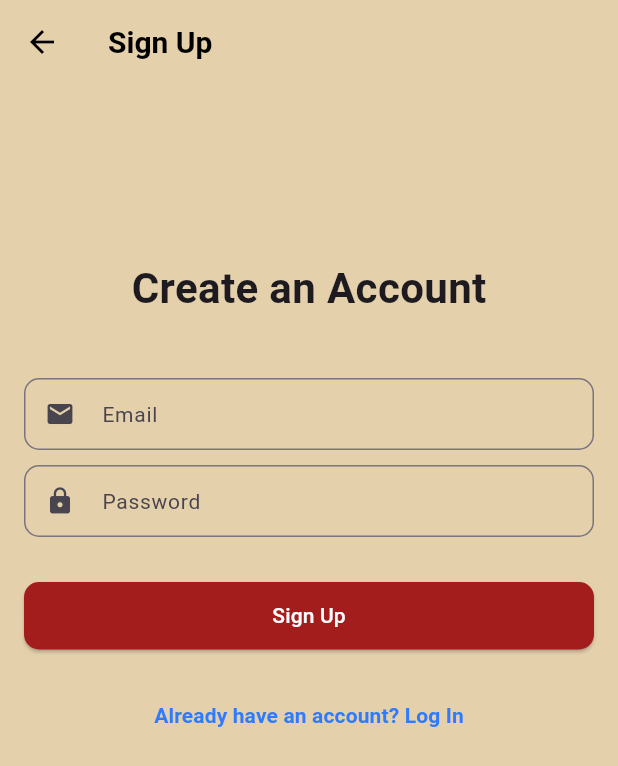
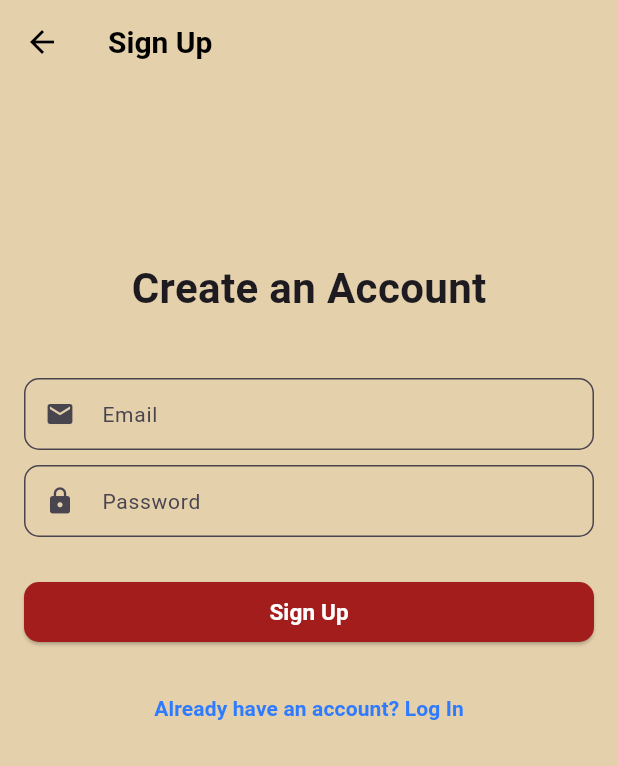
Before and after one commit to Dafxynt/projectfirebase, a Flutter app: the LoginScreen screen opened by its route, after a tap on an icon or button, on a phone screen of 412 x 824 dp. Shown: the top 766 px of the screen. Run offline on Flutter 3.47's test engine with Material 3 defaults, Android fonts, the phone set to English and light mode, and no system bars; our stand-ins replace cloud_firestore, firebase_auth, firebase_core, firebase_messaging, flutter_local_notifications, get and 2 more; accounts and stored records are empty; network calls fail.

Commit message:
Feat:[FA] Reusable Component
bug fixed, clean code, and reusable

```diff
--- a/lib/binding/signup_binding.dart
+++ b/lib/binding/signup_binding.dart
@@ -1,5 +1,5 @@
+import 'package:flutter_google_signin/controllers/signup_controller.dart';
 import 'package:get/get.dart';
-import '../controllers/signup_controller.dart';
 
   class SignupBinding extends Bindings {
     @override
--- a/lib/controllers/signup_controller.dart
+++ b/lib/controllers/signup_controller.dart
@@ -9,7 +9,7 @@ class SignupController extends GetxController {
     try {
       await _auth.createUserWithEmailAndPassword(
           email: email, password: password);
-      Get.offAllNamed('/login');  // Ganti ke '/login' untuk pindah ke halaman login
+      Get.offAllNamed('/login');
     } catch (e) {
       print('Error: $e');
     }
--- a/lib/screens/login_screen.dart
+++ b/lib/screens/login_screen.dart
@@ -4,6 +4,8 @@ import '../controllers/login_controller.dart';
 import '../auth/google_sign_in.dart';
 import 'package:firebase_auth/firebase_auth.dart';
 import '../service/notifservice.dart'; // Add import for NotificationService
+import '../widgets/custom_text_field.dart';
+import '../widgets/custom_button.dart';
 
 class LoginScreen extends StatelessWidget {
   final LoginController _loginController = Get.find<LoginController>();
@@ -13,9 +15,7 @@ class LoginScreen extends StatelessWidget {
 
   void _onLoginSuccess() {
     NotificationService.showNotificationFromStrings(
-        "Login Success",
-        "You have successfully logged in!"
-    );
+        "Login Success", "You have successfully logged in!");
     Get.offNamed('/home'); // Navigate to home screen
   }
 
@@ -40,55 +40,23 @@ class LoginScreen extends StatelessWidget {
                 style: TextStyle(fontSize: 28, fontWeight: FontWeight.bold),
               ),
               SizedBox(height: 40),
-              TextField(
+              CustomTextField(
                 controller: _emailController,
-                decoration: InputDecoration(
                 labelText: 'Email',
-                  labelStyle: TextStyle(fontSize: 14),
-                  border: OutlineInputBorder(
-                    borderRadius: BorderRadius.circular(10),
-                    borderSide: BorderSide(width: 1),
-                  ),
-                  prefixIcon: Icon(Icons.email),
-                  fillColor: Color.fromARGB(255, 229, 208, 172),
-                  filled: true,
-                  contentPadding: EdgeInsets.symmetric(vertical: 8, horizontal: 10),
-                  isDense: true,
-                ),
+                prefixIcon: Icons.email,
                 keyboardType: TextInputType.emailAddress,
               ),
               SizedBox(height: 10),
-              TextField(
+              CustomTextField(
                 controller: _passwordController,
-                decoration: InputDecoration(
                 labelText: 'Password',
-                  labelStyle: TextStyle(fontSize: 14),
-                  border: OutlineInputBorder(
-                    borderRadius: BorderRadius.circular(10),
-                    borderSide: BorderSide(width: 1),
-                  ),
-                  prefixIcon: Icon(Icons.lock),
-                  fillColor: Color.fromARGB(255, 229, 208, 172),
-                  filled: true,
-                  contentPadding: EdgeInsets.symmetric(vertical: 8, horizontal: 10),
-                  isDense: true,
-                ),
-                obscureText: true,
+                prefixIcon: Icons.lock,
+                isPassword: true,
               ),
               SizedBox(height: 20),
-              SizedBox(
-                width: double.infinity,
-                height: 40,
-                child: Obx(() => _loginController.isLoading.value
-                    ? Center(child: CircularProgressIndicator())
-                    : ElevatedButton(
-                  style: ElevatedButton.styleFrom(
-                    backgroundColor: Color.fromARGB(255, 163, 29, 29),
-                    foregroundColor: Colors.white,
-                    shape: RoundedRectangleBorder(
-                      borderRadius: BorderRadius.circular(10),
-                    ),
-                  ),
+              Obx(() => CustomButton(
+                    text: 'Login',
+                    isLoading: _loginController.isLoading.value,
                     onPressed: () {
                       _loginController.isLoading.value = true;
                       _loginController
@@ -100,7 +68,7 @@ class LoginScreen extends StatelessWidget {
                         _loginController.isLoading.value = false;
 
                         if (success) {
-                        _onLoginSuccess();  // Call if login is successful
+                          _onLoginSuccess(); // Call if login is successful
                         } else {
                           NotificationService.showNotificationFromStrings(
                             "Login Failed",
@@ -126,17 +94,7 @@ class LoginScreen extends StatelessWidget {
                         );
                       });
                     },
-
-                  child: Text(
-                    'Login',
-                    style: TextStyle(
-                      fontFamily: 'Roboto',
-                      fontSize: 15,
-                      fontWeight: FontWeight.bold,
-                    ),
-                  ),
                   )),
-              ),
               SizedBox(height: 20),
               Row(
                 children: <Widget>[
@@ -155,31 +113,13 @@ class LoginScreen extends StatelessWidget {
                 ],
               ),
               SizedBox(height: 10),
-              SizedBox(
-                width: double.infinity,
-                height: 40,
-                child: Obx(() => _loginController.isLoading.value
-                    ? Center(child: CircularProgressIndicator())
-                    : ElevatedButton.icon(
+              Obx(() => CustomButton(
+                    text: 'Sign In with Google',
+                    isLoading: _loginController.isLoading.value,
                     icon: Image.asset(
-                    'assets/google.png', // Replace with your local image path
+                      'assets/google.png',
                       width: 24,
                       height: 24,
-                  ),
-                  label: Text(
-                    'Sign In with Google',
-                    style: TextStyle(
-                      fontFamily: 'Roboto',
-                      fontSize: 15,
-                      fontWeight: FontWeight.bold,
-                    ),
-                  ),
-                  style: ElevatedButton.styleFrom(
-                    backgroundColor: Color.fromARGB(255, 163, 29, 29),
-                    foregroundColor: Colors.white,
-                    shape: RoundedRectangleBorder(
-                      borderRadius: BorderRadius.circular(10),
-                    ),
                     ),
                     onPressed: () {
                       _loginController.isLoading.value = true;
@@ -204,7 +144,6 @@ class LoginScreen extends StatelessWidget {
                       });
                     },
                   )),
-              ),
               SizedBox(height: 10),
               TextButton(
                 onPressed: () {
--- a/lib/screens/profile_screen.dart
+++ b/lib/screens/profile_screen.dart
@@ -1,20 +1,26 @@
 import 'package:flutter/material.dart';
 import 'package:firebase_auth/firebase_auth.dart';
 import 'package:get/get.dart';
-import 'package:flutter_google_signin/controllers/logout_controller.dart'; // Import controller yang sudah dibuat
-import 'login_screen.dart'; // Halaman Login
+import '../controllers/logout_controller.dart';
+import '../widgets/custom_button.dart';
+import 'login_screen.dart';
 
 class ProfileScreen extends StatelessWidget {
   @override
   Widget build(BuildContext context) {
-    // Mendapatkan controller dengan GetX
     final LogoutController logoutController = Get.find<LogoutController>();
-
     User? user = FirebaseAuth.instance.currentUser;
 
     return Scaffold(
       backgroundColor: Colors.white,
+      appBar: AppBar(
+        title: Text('Profile'),
+        backgroundColor: Color.fromARGB(255, 229, 208, 172),
+        elevation: 0,
+      ),
       body: Center(
+        child: Padding(
+          padding: const EdgeInsets.all(16.0),
           child: Column(
             mainAxisAlignment: MainAxisAlignment.center,
             children: [
@@ -27,27 +33,34 @@ class ProfileScreen extends StatelessWidget {
               SizedBox(height: 16),
               Text(
                 user?.displayName ?? "Nama Pengguna",
-              style: TextStyle(fontSize: 22, fontWeight: FontWeight.bold),
+                style: TextStyle(
+                  fontSize: 22,
+                  fontWeight: FontWeight.bold,
+                  fontFamily: 'Roboto',
+                ),
               ),
               SizedBox(height: 8),
               Text(
                 user?.email ?? "email@example.com",
-              style: TextStyle(fontSize: 16, color: Colors.grey),
+                style: TextStyle(
+                  fontSize: 16,
+                  color: Colors.grey,
+                  fontFamily: 'Roboto',
                 ),
-            SizedBox(height: 20),
-            ElevatedButton(
+              ),
+              SizedBox(height: 32),
+              CustomButton(
+                text: "Logout",
                 onPressed: () async {
-                // Memanggil method logout dari controller
                   await logoutController.logout();
-                // Arahkan ke halaman Login setelah logout
-                Get.offAll(() => LoginScreen());  // Get.offAll untuk mengganti halaman secara permanen
+                  Get.offAll(() => LoginScreen());
                 },
-              style: ElevatedButton.styleFrom(
                 backgroundColor: Colors.red,
-              ),
-              child: Text("Logout", style: TextStyle(color: Colors.white)),
+                width: 200,
+                height: 45,
               ),
             ],
+          ),
         ),
       ),
     );
--- a/lib/screens/signup_screen.dart
+++ b/lib/screens/signup_screen.dart
@@ -1,7 +1,9 @@
 import 'package:flutter/material.dart';
+import 'package:flutter_google_signin/controllers/signup_controller.dart';
 import 'package:get/get.dart';
-import '../controllers/signup_controller.dart';
-import '../service/notifservice.dart';  // Pastikan import NotificationService
+import '../service/notifservice.dart'; // Pastikan import NotificationService
+import '../widgets/custom_text_field.dart';
+import '../widgets/custom_button.dart';
 
 class SignupScreen extends StatelessWidget {
   final SignupController _signupController = Get.find<SignupController>();
@@ -11,8 +13,8 @@ class SignupScreen extends StatelessWidget {
   void _onSignupSuccess() {
     // Memanggil NotificationService dan melewatkan title dan body sebagai string
     NotificationService.showNotificationFromStrings(
-        'Sign Up Success',  // Title
-        'You have successfully signed up!'  // Body
+        'Sign Up Success', // Title
+        'You have successfully signed up!' // Body
         );
     Get.offNamed('/login'); // Pindah ke halaman login setelah berhasil
   }
@@ -66,72 +68,32 @@ class SignupScreen extends StatelessWidget {
                 style: TextStyle(fontSize: 28, fontWeight: FontWeight.bold),
               ),
               SizedBox(height: 40),
-              TextField(
+              CustomTextField(
                 controller: _emailController,
-                decoration: InputDecoration(
                 labelText: 'Email',
-                  labelStyle: TextStyle(fontSize: 14),
-                  border: OutlineInputBorder(
-                    borderRadius: BorderRadius.circular(10),
-                  ),
-                  prefixIcon: Icon(
-                    Icons.email,
-                    size: 20,
-                  ),
-                  contentPadding: EdgeInsets.symmetric(
-                    vertical: 8,
-                    horizontal: 10,
-                  ),
-                ),
+                prefixIcon: Icons.email,
                 keyboardType: TextInputType.emailAddress,
-                style: TextStyle(fontSize: 14),
               ),
               SizedBox(height: 10),
-              TextField(
+              CustomTextField(
                 controller: _passwordController,
-                decoration: InputDecoration(
                 labelText: 'Password',
-                  labelStyle: TextStyle(fontSize: 14),
-                  border: OutlineInputBorder(
-                    borderRadius: BorderRadius.circular(10),
-                  ),
-                  prefixIcon: Icon(
-                    Icons.lock,
-                    size: 20,
-                  ),
-                  contentPadding: EdgeInsets.symmetric(
-                    vertical: 8,
-                    horizontal: 10,
-                  ),
-                ),
-                obscureText: true,
-                style: TextStyle(fontSize: 14),
+                prefixIcon: Icons.lock,
+                isPassword: true,
               ),
               SizedBox(height: 30),
-              SizedBox(
-                width: double.infinity,
-                height: 45,
-                child: ElevatedButton(
-                  style: ElevatedButton.styleFrom(
-                    backgroundColor: Color.fromARGB(255, 163, 29, 29),
-                    foregroundColor: Colors.white,
-                    shape: RoundedRectangleBorder(
-                      borderRadius: BorderRadius.circular(10),
-                    ),
-                  ),
+              CustomButton(
+                text: 'Sign Up',
                 onPressed: () async {
                   if (_validateInputs()) {
                     try {
-                        // Lakukan signup dan tunggu proses selesai
                       await _signupController.createUserWithEmailAndPassword(
                         _emailController.text,
                         _passwordController.text,
                       );
 
-                        // Jika signup berhasil, tampilkan notifikasi dan arahkan ke halaman login
                       _onSignupSuccess();
                     } catch (error) {
-                        // Jika ada error, tampilkan snackbar error
                       Get.snackbar(
                         'Error',
                         'Failed to sign up. Please try again.',
@@ -140,8 +102,6 @@ class SignupScreen extends StatelessWidget {
                     }
                   }
                 },
-                  child: Text('Sign Up'),
-                ),
               ),
               SizedBox(height: 20),
               TextButton(
--- /dev/null
+++ b/lib/widgets/custom_button.dart
@@ -0,0 +1,91 @@
+import 'package:flutter/material.dart';
+
+class CustomButton extends StatelessWidget {
+  final String text;
+  final VoidCallback onPressed;
+  final bool isLoading;
+  final Widget? icon;
+  final Color backgroundColor;
+  final double width;
+  final double height;
+  final bool isOutlined;
+
+  const CustomButton({
+    Key? key,
+    required this.text,
+    required this.onPressed,
+    this.isLoading = false,
+    this.icon,
+    this.backgroundColor = const Color.fromARGB(255, 163, 29, 29),
+    this.width = double.infinity,
+    this.height = 40,
+    this.isOutlined = false,
+  }) : super(key: key);
+
+  @override
+  Widget build(BuildContext context) {
+    return SizedBox(
+      width: width,
+      height: height,
+      child: isLoading
+          ? Center(child: CircularProgressIndicator())
+          : icon != null
+              ? ElevatedButton.icon(
+                  icon: icon!,
+                  label: Text(
+                    text,
+                    style: TextStyle(
+                      fontFamily: 'Roboto',
+                      fontSize: 15,
+                      fontWeight: FontWeight.bold,
+                    ),
+                  ),
+                  style: ElevatedButton.styleFrom(
+                    backgroundColor: backgroundColor,
+                    foregroundColor: Colors.white,
+                    shape: RoundedRectangleBorder(
+                      borderRadius: BorderRadius.circular(10),
+                    ),
+                  ),
+                  onPressed: onPressed,
+                )
+              : isOutlined
+                  ? OutlinedButton(
+                      style: OutlinedButton.styleFrom(
+                        foregroundColor: backgroundColor,
+                        side: BorderSide(color: backgroundColor),
+                        shape: RoundedRectangleBorder(
+                          borderRadius: BorderRadius.circular(10),
+                        ),
+                      ),
+                      onPressed: onPressed,
+                      child: Text(
+                        text,
+                        style: TextStyle(
+                          fontFamily: 'Roboto',
+                          fontSize: 15,
+                          fontWeight: FontWeight.bold,
+                        ),
+                      ),
+                    )
+                  : ElevatedButton(
+                      style: ElevatedButton.styleFrom(
+                        backgroundColor: backgroundColor,
+                        foregroundColor: Colors.white,
+                        shape: RoundedRectangleBorder(
+                          borderRadius: BorderRadius.circular(10),
+                        ),
+                      ),
+                      onPressed: onPressed,
+                      child: Text(
+                        text,
+                        style: TextStyle(
+                          fontFamily: 'Roboto',
+                          fontSize: 15,
+                          fontWeight: FontWeight.bold,
+                        ),
+                      ),
+                    ),
+    );
+  }
+}
--- /dev/null
+++ b/lib/widgets/custom_text_field.dart
@@ -0,0 +1,41 @@
+import 'package:flutter/material.dart';
+
+class CustomTextField extends StatelessWidget {
+  final TextEditingController controller;
+  final String labelText;
+  final IconData prefixIcon;
+  final bool isPassword;
+  final TextInputType keyboardType;
+
+  const CustomTextField({
+    Key? key,
+    required this.controller,
+    required this.labelText,
+    required this.prefixIcon,
+    this.isPassword = false,
+    this.keyboardType = TextInputType.text,
+  }) : super(key: key);
+
+  @override
+  Widget build(BuildContext context) {
+    return TextField(
+      controller: controller,
+      decoration: InputDecoration(
+        labelText: labelText,
+        labelStyle: TextStyle(fontSize: 14),
+        border: OutlineInputBorder(
+          borderRadius: BorderRadius.circular(10),
+          borderSide: BorderSide(width: 1),
+        ),
+        prefixIcon: Icon(prefixIcon, size: 20),
+        fillColor: Color.fromARGB(255, 229, 208, 172),
+        filled: true,
+        contentPadding: EdgeInsets.symmetric(vertical: 8, horizontal: 10),
+        isDense: true,
+      ),
+      obscureText: isPassword,
+      keyboardType: keyboardType,
+      style: TextStyle(fontSize: 14),
+    );
+  }
+}
--- a/lib/widgets/reusable_button.dart
+++ /dev/null
@@ -1,22 +0,0 @@
-// lib/widgets/reusable_button.dart
-
-import 'package:flutter/material.dart';
-
-class ReusableButton extends StatelessWidget {
-  final String text;
-  final VoidCallback onPressed;
-
-  ReusableButton({required this.text, required this.onPressed});
-
-  @override
-  Widget build(BuildContext context) {
-    return ElevatedButton(
-      onPressed: onPressed,
-      child: Text(text),
-      style: ElevatedButton.styleFrom(
-        backgroundColor: Colors.blue,
-        padding: EdgeInsets.symmetric(horizontal: 50, vertical: 15),
-      ),
-    );
-  }
-}
```
Lines whose indentation alone changed are shown as unchanged.
